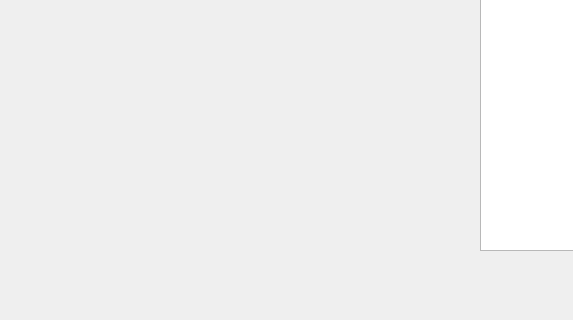
First picture: the form in base.ui, repository Coul33t/fb_conv_analyser, before the edit; both pictures show x 0 to 573 and y 280 to 600 of the 800 by 600 pixel window.
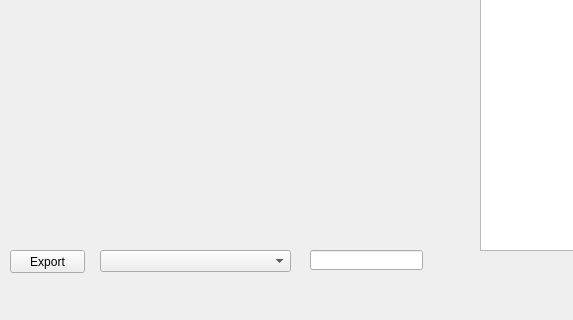
Second picture: the form after the edit.

Commit message: Added an export function (exports all messages of one person in a text file, on sentence per line)

```diff
--- a/base.ui
+++ b/base.ui
@@ -368,6 +368,39 @@
      <string>Data to visualise</string>
     </property>
    </widget>
+   <widget class="QPushButton" name="pushbutton_export">
+    <property name="geometry">
+     <rect>
+      <x>10</x>
+      <y>530</y>
+      <width>75</width>
+      <height>23</height>
+     </rect>
+    </property>
+    <property name="text">
+     <string>Export</string>
+    </property>
+   </widget>
+   <widget class="QComboBox" name="combobox_export">
+    <property name="geometry">
+     <rect>
+      <x>100</x>
+      <y>530</y>
+      <width>191</width>
+      <height>22</height>
+     </rect>
+    </property>
+   </widget>
+   <widget class="QLineEdit" name="lineEdit">
+    <property name="geometry">
+     <rect>
+      <x>310</x>
+      <y>530</y>
+      <width>113</width>
+      <height>20</height>
+     </rect>
+    </property>
+   </widget>
   </widget>
   <widget class="QMenuBar" name="menubar">
    <property name="geometry">
```
Left out of the diff: 2 changed lines with no effect on the pictures. The commit also changes 1 other file.
